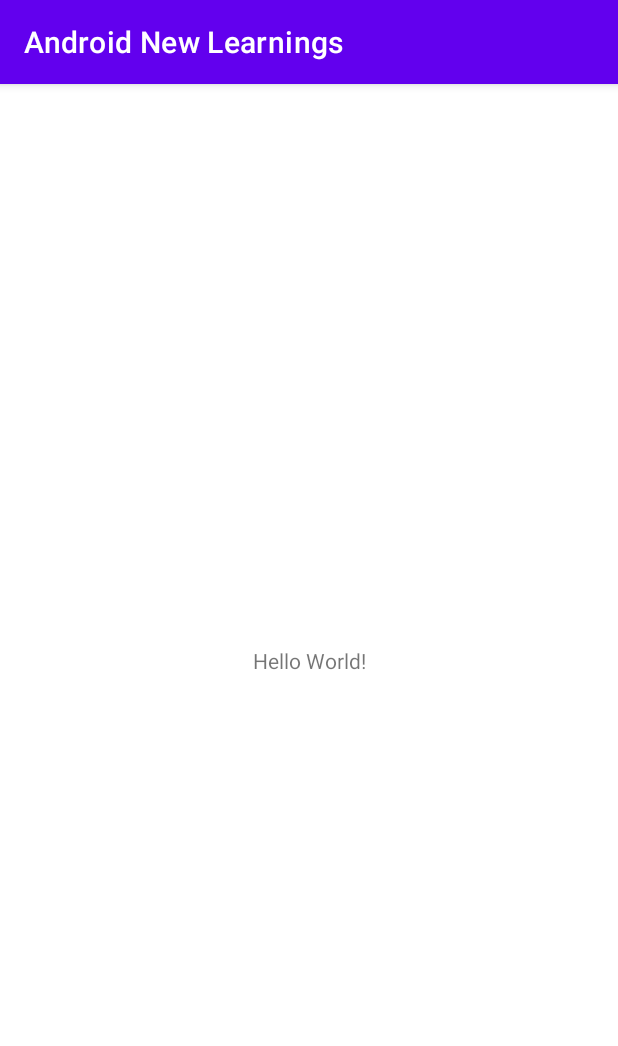
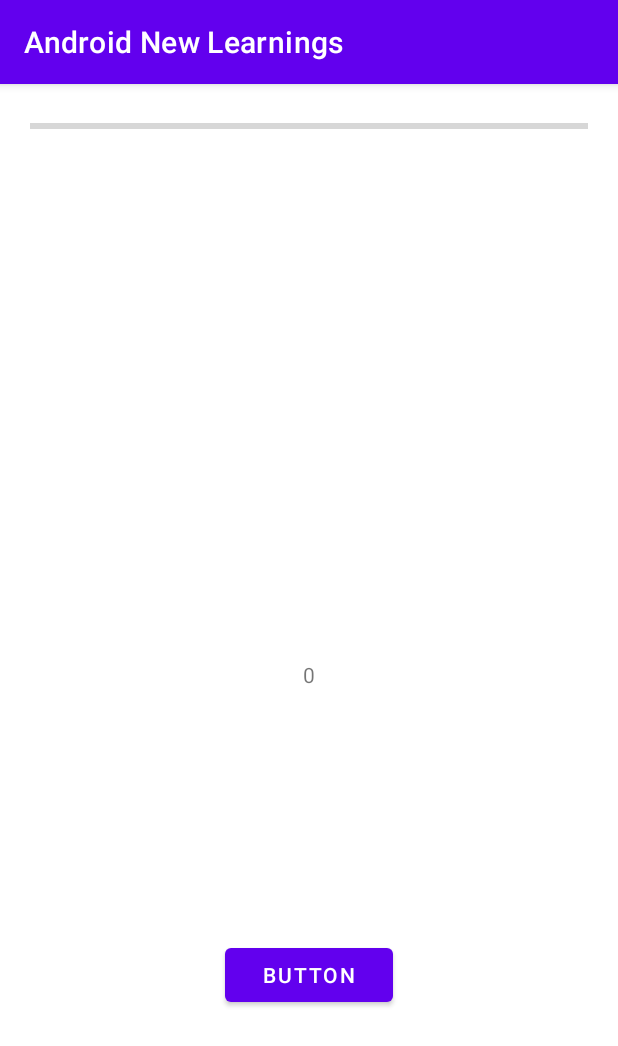
Before and after one commit to RANZN/Android_New_Learnings, an Android app: the screen it shows after launch (MainActivity), on a phone screen of 412 x 824 dp. Shown: the top 1046 px of the screen. Run offline under Robolectric (Android 15) with nearby library versions, the phone set to English and light mode, and no system bars; our stand-ins replace data binding; 2 statements that could not run were skipped.

Commit message:
Two way data binding

```diff
--- a/app/build.gradle
+++ b/app/build.gradle
@@ -38,7 +38,7 @@ android {
 
 dependencies {
 
-    implementation 'androidx.core:core-ktx:1.7.0'
+    implementation 'androidx.core:core-ktx:1.9.0'
     implementation 'androidx.appcompat:appcompat:1.5.1'
     implementation 'com.google.android.material:material:1.7.0'
     implementation 'androidx.constraintlayout:constraintlayout:2.1.4'
--- a/app/src/main/java/dev/ranjan/androidnewlearnings/MainActivity.kt
+++ b/app/src/main/java/dev/ranjan/androidnewlearnings/MainActivity.kt
@@ -1,13 +1,46 @@
 package dev.ranjan.androidnewlearnings
 
 import android.os.Bundle
+import android.util.Log
+import android.widget.TextView
+import androidx.annotation.StringRes
 import androidx.appcompat.app.AppCompatActivity
+import androidx.databinding.BindingAdapter
+import androidx.databinding.DataBindingUtil
+import androidx.lifecycle.ViewModelProvider
+import dev.ranjan.androidnewlearnings.databinding.ActivityMainBinding
 
 class MainActivity : AppCompatActivity() {
+
+    private lateinit var binding: ActivityMainBinding
+    private lateinit var theViewModel: TheViewModel
+
     override fun onCreate(savedInstanceState: Bundle?) {
         super.onCreate(savedInstanceState)
-        setContentView(R.layout.activity_main)
+        binding = DataBindingUtil.setContentView(this, R.layout.activity_main)
 
+        theViewModel = ViewModelProvider(this)[TheViewModel::class.java]
 
+        binding.gender = Gender.MALE
+        binding.viewModel = theViewModel
+        binding.lifecycleOwner = this
+
+        Log.d("TAG", "onCreate: ${this.getString(Gender.MALE.value)}")
+        Log.d("TAG", "onCreate: ${this.getString(Gender.FEMALE.value)}")
+        Log.d("TAG", "onCreate: ${this.getString(Gender.TRANSGENDER.value)}")
+        Log.d("TAG", "onCreate: ${this.getString(Gender.OTHER.value)}")
+//        theViewModel.liveData.observe(this) {
+//            binding.updateValue.text = it.toString()
+//        }
     }
 }
+
+enum class Gender(@StringRes val value: Int) {
+    MALE(R.string.male), FEMALE(R.string.female), TRANSGENDER(R.string.trans), OTHER(R.string.other),
+}
+
+@BindingAdapter(value = ["app:setGender", "app:flag"], requireAll = false)
+fun getStringXML(view: TextView, gender: Gender, flag: Boolean) {
+    if (flag) view.text = view.context.getString(gender.value)
+    else view.text = "RANJAN"
+}
--- /dev/null
+++ b/app/src/main/java/dev/ranjan/androidnewlearnings/TheViewModel.kt
@@ -0,0 +1,45 @@
+package dev.ranjan.androidnewlearnings
+
+import androidx.lifecycle.LiveData
+import androidx.lifecycle.MutableLiveData
+import androidx.lifecycle.ViewModel
+import kotlinx.coroutines.*
+
+class TheViewModel : ViewModel() {
+    private var i = 0
+    private val _liveData = MutableLiveData(i)
+    val liveData: LiveData<Int>
+        get() = _liveData
+
+    private val _genderLiveData = MutableLiveData(Gender.MALE)
+    val genderLiveData
+        get() = _genderLiveData
+
+    fun startCall() {
+        CoroutineScope(Dispatchers.IO).launch {
+            async {
+                while (i < 30) {
+                    delay(1000)
+                    _liveData.postValue(++i)
+
+                }
+            }
+
+            async {
+                while (i < 30) {
+                    delay(500)
+                    _genderLiveData.postValue(
+                        when {
+                            i % 5 == 0 -> Gender.MALE
+                            i % 4 == 0 -> Gender.FEMALE
+                            i % 3 == 0 -> Gender.TRANSGENDER
+                            i % 2 == 0 -> Gender.OTHER
+                            else -> Gender.MALE
+                        }
+                    )
+
+                }
+            }
+        }
+    }
+}
--- a/app/src/main/res/layout/activity_main.xml
+++ b/app/src/main/res/layout/activity_main.xml
@@ -5,6 +5,13 @@
 
     <data>
 
+        <variable
+            name="gender"
+            type="dev.ranjan.androidnewlearnings.Gender" />
+
+        <variable
+            name="viewModel"
+            type="dev.ranjan.androidnewlearnings.TheViewModel" />
     </data>
 
     <androidx.constraintlayout.widget.ConstraintLayout
@@ -12,14 +19,40 @@
         android:layout_height="match_parent"
         tools:context=".MainActivity">
 
-        <TextView
-            android:layout_width="wrap_content"
+        <LinearLayout
+            android:layout_width="match_parent"
+            android:layout_height="match_parent"
+            android:gravity="center"
+            android:orientation="vertical">
+
+            <TextView
+                android:layout_width="wrap_content"
+                android:layout_height="wrap_content"
+                app:flag="@{viewModel.liveData%2==0?true:false}"
+                app:setGender="@{viewModel.genderLiveData}" />
+
+            <TextView
+                android:layout_width="wrap_content"
+                android:layout_height="wrap_content"
+                android:text="@{viewModel.liveData.toString()}" />
+        </LinearLayout>
+
+        <Button
+            android:layout_width="match_parent"
             android:layout_height="wrap_content"
-            android:text="Hello World!"
-            app:layout_constraintBottom_toBottomOf="parent"
-            app:layout_constraintEnd_toEndOf="parent"
-            app:layout_constraintStart_toStartOf="parent"
-            app:layout_constraintTop_toTopOf="parent" />
+            android:layout_margin="150dp"
+            android:onClick="@{()-> viewModel.startCall()}"
+            android:text="Button"
+            app:layout_constraintBottom_toBottomOf="parent" />
 
+        <ProgressBar
+            android:layout_width="match_parent"
+            style="?android:attr/progressBarStyleHorizontal"
+            android:padding="20dp"
+            app:layout_constraintTop_toTopOf="parent"
+            android:layout_height="wrap_content"
+            android:max="30"
+            android:progress="@{viewModel.liveData}"
+            />
     </androidx.constraintlayout.widget.ConstraintLayout>
 </layout>
--- a/app/src/main/res/values/strings.xml
+++ b/app/src/main/res/values/strings.xml
@@ -1,3 +1,7 @@
 <resources>
     <string name="app_name">Android New Learnings</string>
+    <string name="male">MALE</string>
+    <string name="female">FEMALE</string>
+    <string name="trans">TRANS</string>
+    <string name="other">OTHER</string>
 </resources>
```
